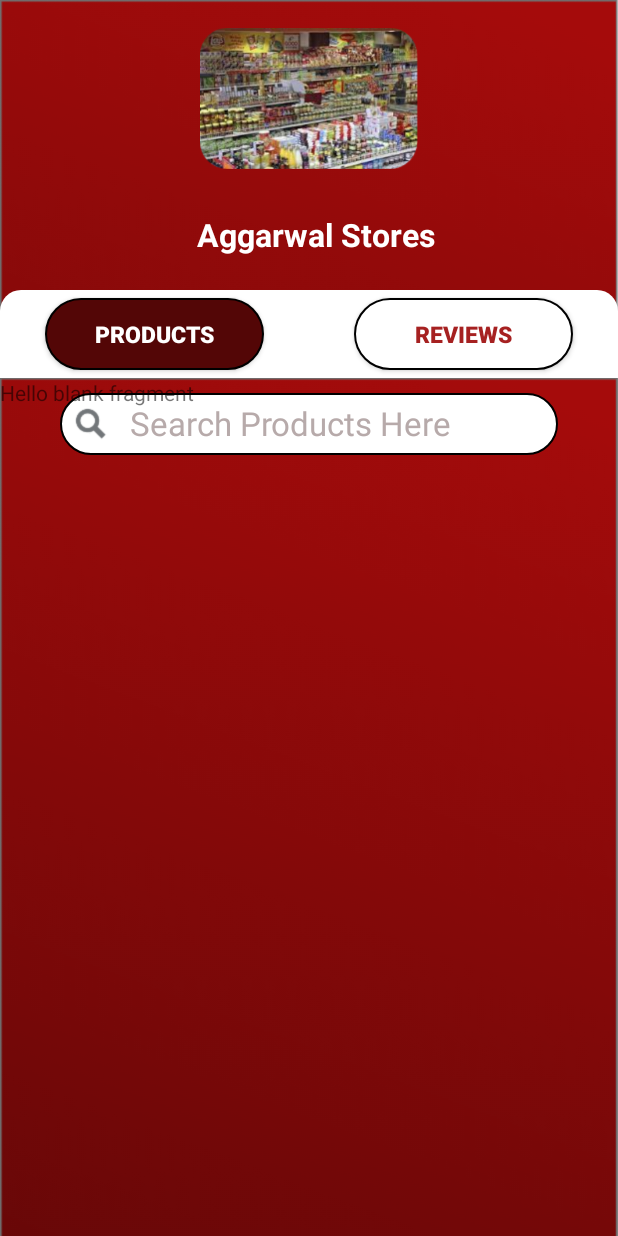
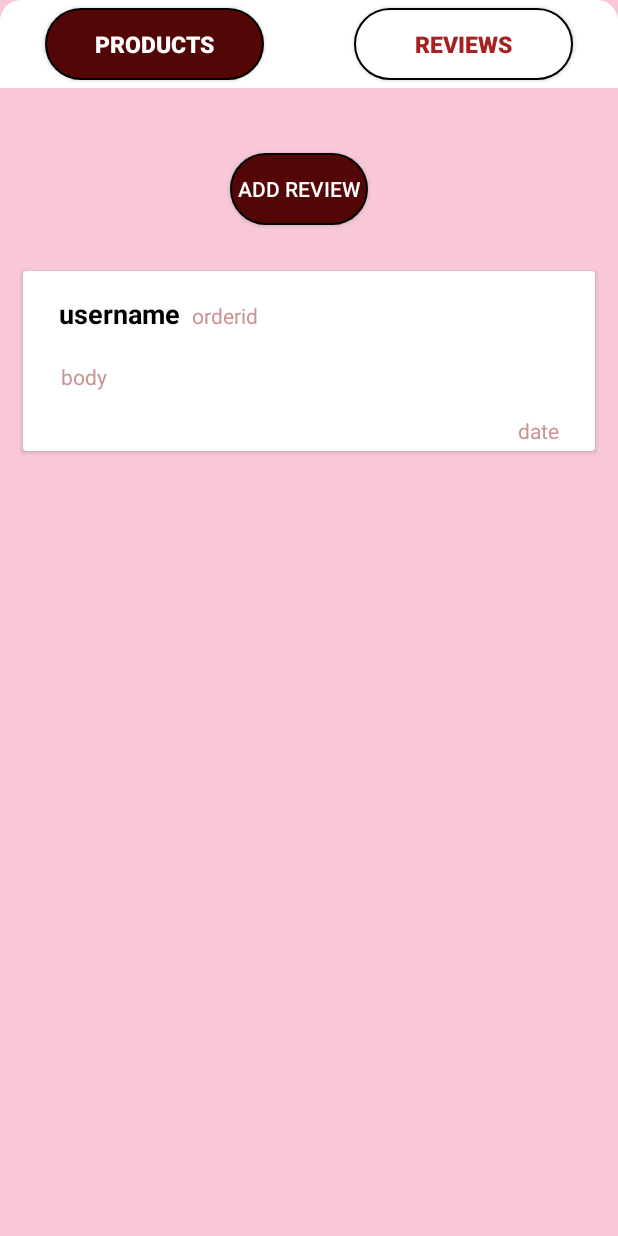
Before and after one commit to anisha-01-phoenix/Marketing-App, an Android app: the screen it shows after launch (shops_items), after a tap on "REVIEWS", on a phone screen of 412 x 824 dp. Run offline under Robolectric (Android 15) with nearby library versions, the phone set to English and light mode, and no system bars; our stand-ins replace Firebase (no records; nobody signed in at launch, a user with empty details on screens opened directly); 1 other tap on this screen came first.

Commit message:
customer review done

```diff
--- a/app/src/main/java/com/example/marketingapp/customer/Reviews.java
+++ b/app/src/main/java/com/example/marketingapp/customer/Reviews.java
@@ -3,64 +3,62 @@ package com.example.marketingapp.customer;
 import android.os.Bundle;
 
 import androidx.fragment.app.Fragment;
+import androidx.recyclerview.widget.LinearLayoutManager;
 
 import android.view.LayoutInflater;
 import android.view.View;
 import android.view.ViewGroup;
+import android.widget.Button;
 
 import com.example.marketingapp.R;
+import com.example.marketingapp.databinding.FragmentReviewsBinding;
 
-/**
- * A simple {@link Fragment} subclass.
- * Use the {@link Reviews#newInstance} factory method to
- * create an instance of this fragment.
- */
+import java.util.ArrayList;
+import java.util.zip.Inflater;
+
+
 public class Reviews extends Fragment {
-
-    // TODO: Rename parameter arguments, choose names that match
-    // the fragment initialization parameters, e.g. ARG_ITEM_NUMBER
-    private static final String ARG_PARAM1 = "param1";
-    private static final String ARG_PARAM2 = "param2";
-
-    // TODO: Rename and change types of parameters
-    private String mParam1;
-    private String mParam2;
-
-    public Reviews() {
-        // Required empty public constructor
-    }
-
-    /**
-     * Use this factory method to create a new instance of
-     * this fragment using the provided parameters.
-     *
-     * @param param1 Parameter 1.
-     * @param param2 Parameter 2.
-     * @return A new instance of fragment Reviews.
-     */
-    // TODO: Rename and change types and number of parameters
-    public static Reviews newInstance(String param1, String param2) {
-        Reviews fragment = new Reviews();
-        Bundle args = new Bundle();
-        args.putString(ARG_PARAM1, param1);
-        args.putString(ARG_PARAM2, param2);
-        fragment.setArguments(args);
-        return fragment;
-    }
-
-    @Override
-    public void onCreate(Bundle savedInstanceState) {
-        super.onCreate(savedInstanceState);
-        if (getArguments() != null) {
-            mParam1 = getArguments().getString(ARG_PARAM1);
-            mParam2 = getArguments().getString(ARG_PARAM2);
-        }
-    }
+    FragmentReviewsBinding binding;
+    review_adapter reviewAdapter;
+    ArrayList<review_model> data;
 
     @Override
     public View onCreateView(LayoutInflater inflater, ViewGroup container,
                              Bundle savedInstanceState) {
-        // Inflate the layout for this fragment
-        return inflater.inflate(R.layout.fragment_reviews, container, false);
+
+       binding=FragmentReviewsBinding.inflate(inflater,container,false);
+
+       binding.recReview.setLayoutManager(new LinearLayoutManager(getContext()));
+       data=new ArrayList<>();
+       review_model m=new review_model();
+       m.setBody("body");
+       m.setDate("date");
+       m.setUsername("username");
+       m.setOrderid("orderid");
+
+       data.add(m);
+        reviewAdapter=new review_adapter(data,getContext());
+
+       binding.recReview.setAdapter(reviewAdapter);
+
+       binding.addReview.setOnClickListener(new View.OnClickListener() {
+           @Override
+           public void onClick(View v) {
+
+               addReview();
+
+           }
+       });
+
+
+
+        return binding.getRoot();
+    }
+
+    private void addReview() {
+
+
+
+
     }
 }
--- a/app/src/main/java/com/example/marketingapp/customer/adapter.java
+++ b/app/src/main/java/com/example/marketingapp/customer/adapter.java
@@ -27,7 +27,7 @@ public class adapter extends RecyclerView.Adapter<adapter.holder> {
     @NonNull
     @Override
     public holder onCreateViewHolder(@NonNull ViewGroup parent, int viewType) {
-        View view= LayoutInflater.from(parent.getContext()).inflate(R.layout.shop_item_sr,null,false);
+        View view= LayoutInflater.from(parent.getContext()).inflate(R.layout.shop_item_sr,parent,false);
         return new adapter.holder(view);
     }
 
--- /dev/null
+++ b/app/src/main/java/com/example/marketingapp/customer/review_adapter.java
@@ -0,0 +1,63 @@
+package com.example.marketingapp.customer;
+
+import android.content.Context;
+import android.view.LayoutInflater;
+import android.view.View;
+import android.view.ViewGroup;
+import android.widget.TextView;
+
+import androidx.annotation.NonNull;
+import androidx.recyclerview.widget.RecyclerView;
+
+import com.example.marketingapp.R;
+
+import java.util.ArrayList;
+import java.util.zip.Inflater;
+
+public class review_adapter extends RecyclerView.Adapter<review_adapter.reviewHolder> {
+
+    ArrayList<review_model>data;
+    Context context;
+
+    public review_adapter(ArrayList<review_model> data, Context context) {
+        this.data = data;
+        this.context = context;
+    }
+
+    @NonNull
+    @Override
+    public reviewHolder onCreateViewHolder(@NonNull ViewGroup parent, int viewType) {
+        View v= LayoutInflater.from(parent.getContext()).inflate(R.layout.reviews_sr,parent,false);
+        return new review_adapter.reviewHolder(v);
+    }
+
+    @Override
+    public void onBindViewHolder(@NonNull reviewHolder holder, int position) {
+
+        holder.body.setText(data.get(position).getBody());
+        holder.orderid.setText(data.get(position).getOrderid());
+        holder.date.setText(data.get(position).getDate());
+        holder.username.setText(data.get(position).getUsername());
+
+    }
+
+    @Override
+    public int getItemCount() {
+        return data.size();
+    }
+
+    public class reviewHolder extends RecyclerView.ViewHolder{
+
+        TextView body,date,username,orderid;
+
+        public reviewHolder(@NonNull View itemView) {
+            super(itemView);
+
+            username=itemView.findViewById(R.id.username);
+            body=itemView.findViewById(R.id.review);
+            date=itemView.findViewById(R.id.date);
+            orderid=itemView.findViewById(R.id.orderId);
+
+        }
+    }
+}
--- /dev/null
+++ b/app/src/main/java/com/example/marketingapp/customer/review_model.java
@@ -0,0 +1,38 @@
+package com.example.marketingapp.customer;
+
+public class review_model {
+
+    String username,orderid,date,body;
+
+    public String getUsername() {
+        return username;
+    }
+
+    public void setUsername(String username) {
+        this.username = username;
+    }
+
+    public String getOrderid() {
+        return orderid;
+    }
+
+    public void setOrderid(String orderid) {
+        this.orderid = orderid;
+    }
+
+    public String getDate() {
+        return date;
+    }
+
+    public void setDate(String date) {
+        this.date = date;
+    }
+
+    public String getBody() {
+        return body;
+    }
+
+    public void setBody(String body) {
+        this.body = body;
+    }
+}
--- a/app/src/main/java/com/example/marketingapp/customer/shops_items.java
+++ b/app/src/main/java/com/example/marketingapp/customer/shops_items.java
@@ -22,12 +22,14 @@ public class shops_items extends AppCompatActivity {
         getWindow().setFlags(WindowManager.LayoutParams.FLAG_FULLSCREEN, WindowManager.LayoutParams.FLAG_FULLSCREEN);
 
 
+        binding.ll.setVisibility(View.VISIBLE);
         getSupportFragmentManager().beginTransaction().add(R.id.shopContainer, new products(), null).commit();
 
 
         binding.shopReview.setOnClickListener(new View.OnClickListener() {
             @Override
             public void onClick(View v) {
+                binding.ll.setVisibility(View.GONE);
 
                 binding.shopReview.setBackgroundResource(R.drawable.shopbuttonwhite);
                 binding.shopReview.setTextColor(Color.parseColor("#A62121"));
@@ -48,6 +50,7 @@ public class shops_items extends AppCompatActivity {
                 binding.shopReview.setBackgroundResource(R.drawable.shopbuttonred);
                 binding.shopReview.setTextColor(Color.parseColor("#FFFFFF"));
 
+                binding.ll.setVisibility(View.VISIBLE);
 
                 getSupportFragmentManager().beginTransaction().add(R.id.shopContainer, new products(), null).commit();
 
--- a/app/src/main/res/layout/activity_shops_items.xml
+++ b/app/src/main/res/layout/activity_shops_items.xml
@@ -1,37 +1,11 @@
 <?xml version="1.0" encoding="utf-8"?>
-<androidx.constraintlayout.widget.ConstraintLayout xmlns:android="http://schemas.android.com/apk/res/android"
+<RelativeLayout xmlns:android="http://schemas.android.com/apk/res/android"
     xmlns:app="http://schemas.android.com/apk/res-auto"
     xmlns:tools="http://schemas.android.com/tools"
     android:layout_width="match_parent"
     android:layout_height="match_parent"
-    android:background="@drawable/bg"
+    android:background="#F8C8D8"
     tools:context=".customer.shops_items">
-
-    <ImageView
-        android:id="@+id/shopImage"
-        android:layout_width="145dp"
-        android:layout_height="95dp"
-        android:src="@drawable/spimage"
-        app:layout_constraintBottom_toBottomOf="parent"
-        app:layout_constraintEnd_toEndOf="parent"
-        app:layout_constraintStart_toStartOf="parent"
-        app:layout_constraintTop_toTopOf="parent"
-        app:layout_constraintVertical_bias="0.025" />
-
-    <TextView
-        android:id="@+id/shopName"
-        android:layout_width="wrap_content"
-        android:layout_height="wrap_content"
-        android:text="Aggarwal Stores"
-        android:textColor="@color/white"
-        android:textSize="21sp"
-        android:textStyle="bold"
-        app:layout_constraintBottom_toBottomOf="parent"
-        app:layout_constraintEnd_toEndOf="parent"
-        app:layout_constraintHorizontal_bias="0.519"
-        app:layout_constraintStart_toStartOf="parent"
-        app:layout_constraintTop_toBottomOf="@+id/shopImage"
-        app:layout_constraintVertical_bias="0.042" />
 
 
     <LinearLayout
@@ -40,9 +14,7 @@
         android:layout_height="wrap_content"
         android:background="@drawable/layoutbg"
         android:orientation="horizontal"
-        app:layout_constraintBottom_toBottomOf="parent"
         app:layout_constraintTop_toTopOf="parent"
-        app:layout_constraintVertical_bias="0.253"
         tools:layout_editor_absoluteX="-16dp">
 
 
@@ -59,7 +31,7 @@
             android:text="Products"
             android:textColor="#A62121"
             android:textSize="15dp"
-            android:textStyle="bold"/>
+            android:textStyle="bold" />
 
         <Button
             android:id="@+id/shopReview"
@@ -72,9 +44,9 @@
             android:layout_weight="1"
             android:background="@drawable/shopbuttonred"
             android:text="Reviews"
-            android:textStyle="bold"
             android:textColor="@color/white"
-            android:textSize="15dp" />
+            android:textSize="15dp"
+            android:textStyle="bold" />
 
 
     </LinearLayout>
@@ -83,14 +55,57 @@
     <FrameLayout
         android:id="@+id/shopContainer"
         android:layout_width="match_parent"
-        android:layout_height="wrap_content"
-        app:layout_constraintTop_toBottomOf="@+id/linearLayout"
+        android:layout_height="match_parent"
+        android:layout_above="@id/ll"
+        android:layout_below="@id/linearLayout"
         tools:layout_editor_absoluteX="0dp">
-
-
 
 
     </FrameLayout>
 
 
-</androidx.constraintlayout.widget.ConstraintLayout>
+    <LinearLayout
+        android:id="@+id/ll"
+        android:layout_width="match_parent"
+        android:layout_height="96dp"
+        android:layout_alignParentBottom="true"
+        android:background="@drawable/layoutbg"
+        android:orientation="horizontal"
+        android:visibility="invisible"
+        app:layout_constraintBottom_toBottomOf="parent">
+
+
+        <Button
+            android:layout_width="147dp"
+            android:layout_height="74dp"
+            android:layout_gravity="center_vertical"
+            android:layout_marginLeft="30dp"
+            android:layout_marginRight="20dp"
+            android:layout_weight="1"
+            android:background="@drawable/shopbuttonred"
+            android:padding="10dp"
+            android:text="Check Cart"
+            android:textColor="@color/white"
+            android:textSize="19sp"
+
+            android:textStyle="bold" />
+
+        <Button
+            android:layout_width="147dp"
+            android:layout_height="74dp"
+            android:layout_gravity="center_vertical"
+            android:layout_marginLeft="30dp"
+            android:layout_marginRight="20dp"
+            android:layout_weight="1"
+            android:background="@drawable/shopbuttonred"
+            android:padding="10dp"
+            android:text="Continue"
+            android:textColor="@color/white"
+            android:textSize="19sp"
+            android:textStyle="bold" />
+
+
+    </LinearLayout>
+
+
+</RelativeLayout>
--- a/app/src/main/res/layout/fragment_products.xml
+++ b/app/src/main/res/layout/fragment_products.xml
@@ -3,8 +3,8 @@
     xmlns:app="http://schemas.android.com/apk/res-auto"
     xmlns:tools="http://schemas.android.com/tools"
     android:layout_width="match_parent"
-    android:layout_height="match_parent"
-    android:background="@drawable/bg"
+    android:layout_height="wrap_content"
+    android:background="#F8C8D8"
     tools:context=".customer.products">
 
     <LinearLayout
@@ -12,9 +12,9 @@
         android:layout_width="match_parent"
         android:layout_height="wrap_content"
         android:layout_marginLeft="40dp"
-        android:layout_marginBottom="15dp"
         android:layout_marginTop="10dp"
         android:layout_marginRight="40dp"
+        android:layout_marginBottom="15dp"
         android:background="@drawable/shopbuttonwhite"
         android:orientation="horizontal"
         app:layout_constraintEnd_toEndOf="parent"
@@ -30,15 +30,15 @@
             android:src="@drawable/search" />
 
         <EditText
-            android:layout_marginTop="5dp"
             android:layout_width="0dp"
             android:layout_height="wrap_content"
             android:layout_marginLeft="5dp"
+            android:layout_marginTop="5dp"
             android:layout_weight="1"
+            android:background="@null"
+            android:gravity="center_vertical"
             android:hint="Search Products Here"
             android:textColor="#A62121"
-            android:background="@null"
-            android:gravity="center_vertical"
             android:textColorHint="#B7AAAA"
             android:textSize="22dp" />
 
@@ -48,13 +48,13 @@
 
     <androidx.recyclerview.widget.RecyclerView
         android:id="@+id/recView"
-        android:layout_marginTop="15dp"
         android:layout_width="match_parent"
         android:layout_height="wrap_content"
+        android:layout_below="@id/linearLayout2"
+        android:layout_marginTop="15dp"
         app:layout_constraintEnd_toEndOf="parent"
         app:layout_constraintHorizontal_bias="0.5"
         app:layout_constraintStart_toStartOf="parent"
-        android:layout_below="@id/linearLayout2"
         app:layout_constraintTop_toBottomOf="@+id/linearLayout2" />
 
 
--- a/app/src/main/res/layout/fragment_reviews.xml
+++ b/app/src/main/res/layout/fragment_reviews.xml
@@ -1,14 +1,34 @@
 <?xml version="1.0" encoding="utf-8"?>
-<FrameLayout xmlns:android="http://schemas.android.com/apk/res/android"
+<RelativeLayout xmlns:android="http://schemas.android.com/apk/res/android"
     xmlns:tools="http://schemas.android.com/tools"
     android:layout_width="match_parent"
     android:layout_height="match_parent"
-    tools:context=".customer.Reviews">
+    tools:context=".customer.Reviews"
+    android:background="#F8C8D8">
 
-    <!-- TODO: Update blank fragment layout -->
-    <TextView
+
+    <Button
+        android:id="@+id/addReview"
+        android:layout_width="wrap_content"
+        android:layout_height="wrap_content"
+        android:layout_alignParentStart="true"
+        android:layout_alignParentLeft="true"
+        android:layout_alignParentTop="true"
+        android:layout_marginStart="153dp"
+        android:layout_marginLeft="153dp"
+        android:layout_marginTop="43dp"
+        android:background="@drawable/shopbuttonred"
+        android:padding="5dp"
+        android:text="Add Review"
+        android:textColor="@color/white" />
+
+
+    <androidx.recyclerview.widget.RecyclerView
         android:layout_width="match_parent"
         android:layout_height="match_parent"
-        android:text="@string/hello_blank_fragment" />
+        android:layout_below="@id/addReview"
+        android:layout_marginTop="15dp"
+        android:id="@+id/recReview"/>
 
-</FrameLayout>
+
+</RelativeLayout>
--- /dev/null
+++ b/app/src/main/res/layout/reviews_sr.xml
@@ -0,0 +1,76 @@
+<?xml version="1.0" encoding="utf-8"?>
+<androidx.cardview.widget.CardView xmlns:android="http://schemas.android.com/apk/res/android"
+    xmlns:app="http://schemas.android.com/apk/res-auto"
+    android:layout_width="match_parent"
+    android:layout_height="120dp"
+    android:layout_margin="15dp"
+    android:background="@color/white"
+    android:padding="15dp">
+
+    <androidx.constraintlayout.widget.ConstraintLayout
+        android:layout_width="match_parent"
+        android:layout_height="match_parent">
+
+
+        <TextView
+            android:id="@+id/username"
+            android:layout_width="wrap_content"
+            android:layout_height="wrap_content"
+            android:layout_marginStart="24dp"
+            android:layout_marginLeft="24dp"
+            android:layout_marginTop="16dp"
+            android:text="username"
+            android:textColor="@color/black"
+            android:textSize="18sp"
+            android:textStyle="bold"
+            app:layout_constraintStart_toStartOf="parent"
+            app:layout_constraintTop_toTopOf="parent" />
+
+        <TextView
+            android:id="@+id/orderId"
+            android:layout_width="wrap_content"
+            android:layout_height="wrap_content"
+            android:layout_marginStart="8dp"
+            android:layout_marginLeft="8dp"
+            android:layout_marginTop="20dp"
+            android:text="(Order id)"
+            android:textColor="#CA9494"
+            android:textSize="14sp"
+            app:layout_constraintStart_toEndOf="@+id/username"
+            app:layout_constraintTop_toTopOf="parent" />
+
+        <TextView
+            android:id="@+id/review"
+            android:layout_width="331dp"
+            android:layout_height="wrap_content"
+            android:layout_marginLeft="35dp"
+            android:layout_marginRight="35dp"
+            android:ellipsize="end"
+            android:maxLines="2"
+            android:layout_marginTop="20dp"
+
+            android:text="In publishing and graphic design, Lorem ipsum is a
+ placeholder text commonly used to ….. more."
+            android:textColor="#CA9494"
+            app:layout_constraintBottom_toBottomOf="parent"
+            app:layout_constraintEnd_toEndOf="parent"
+            app:layout_constraintHorizontal_bias="0.5"
+            app:layout_constraintStart_toStartOf="parent"
+            app:layout_constraintTop_toTopOf="parent" />
+
+        <TextView
+            android:id="@+id/date"
+            android:layout_width="wrap_content"
+            android:layout_height="wrap_content"
+            android:layout_marginEnd="24dp"
+            android:layout_marginRight="24dp"
+            android:layout_marginBottom="4dp"
+            android:text="19-7-21"
+            android:textColor="#CA9494"
+            android:textSize="14sp"
+            app:layout_constraintBottom_toBottomOf="parent"
+            app:layout_constraintEnd_toEndOf="parent" />
+    </androidx.constraintlayout.widget.ConstraintLayout>
+
+
+</androidx.cardview.widget.CardView>
```
Also changed, not shown: app/src/main/res/drawable/llbg.xml (added, +21 -0 lines), app/src/main/res/layout/shop_item_sr.xml (+105 -30 lines).
